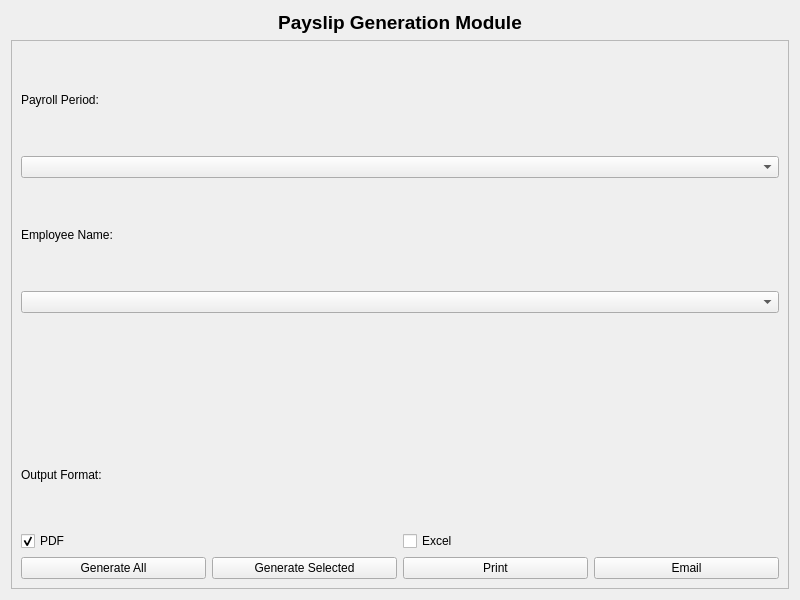
Before: the Qt Designer form UI/Dialogs/payslip_widget.ui in Justin-Kuchmy/JustPay_App, drawn with Qt 5.
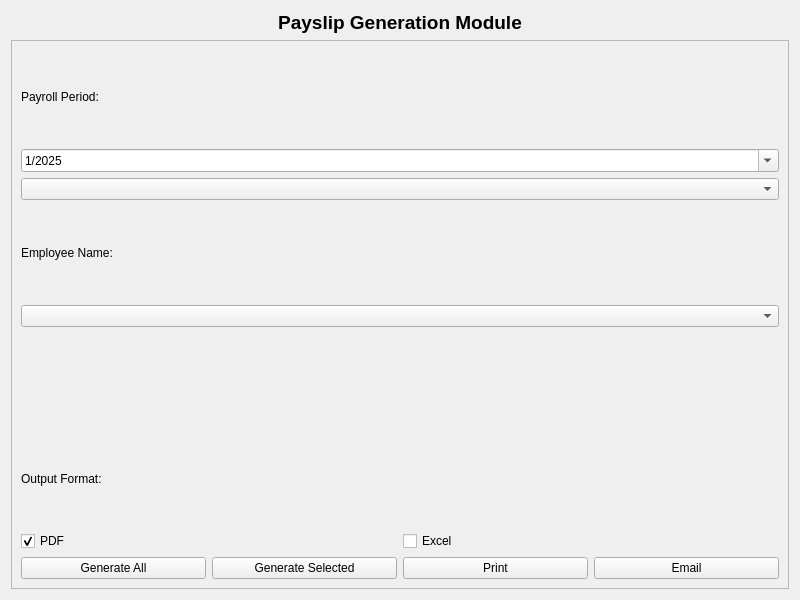
After: the same form once the commit is applied. Icons and pictures are not drawn.

Commit message: updated payslip_widget.ui to include QDateEdit for Payslip date

The edit to the form file:
```diff
--- a/UI/Dialogs/payslip_widget.ui
+++ b/UI/Dialogs/payslip_widget.ui
@@ -49,6 +49,29 @@
          </property>
         </widget>
        </item>
+       <item>
+        <widget class="QDateEdit" name="payrollDateEdit">
+         <property name="currentSection">
+          <enum>QDateTimeEdit::YearSection</enum>
+         </property>
+         <property name="displayFormat">
+          <string>M/yyyy</string>
+         </property>
+         <property name="calendarPopup">
+          <bool>true</bool>
+         </property>
+         <property name="timeSpec">
+          <enum>Qt::LocalTime</enum>
+         </property>
+         <property name="date">
+          <date>
+           <year>2025</year>
+           <month>1</month>
+           <day>1</day>
+          </date>
+         </property>
+        </widget>
+       </item>
        <item>
         <widget class="QComboBox" name="comboPayrollPeriod"/>
        </item>
```
